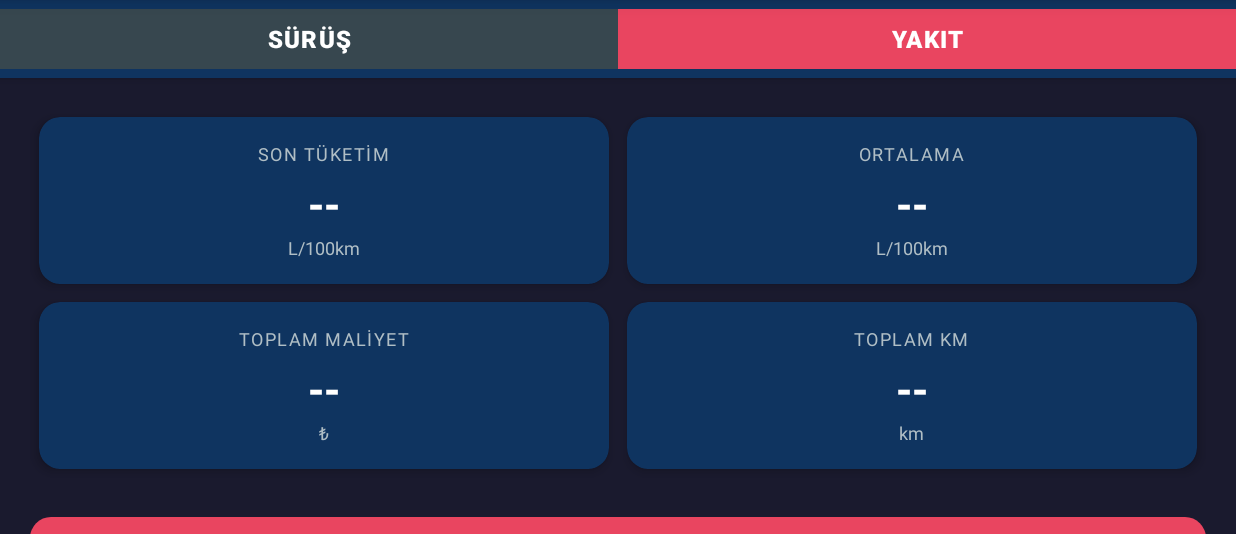
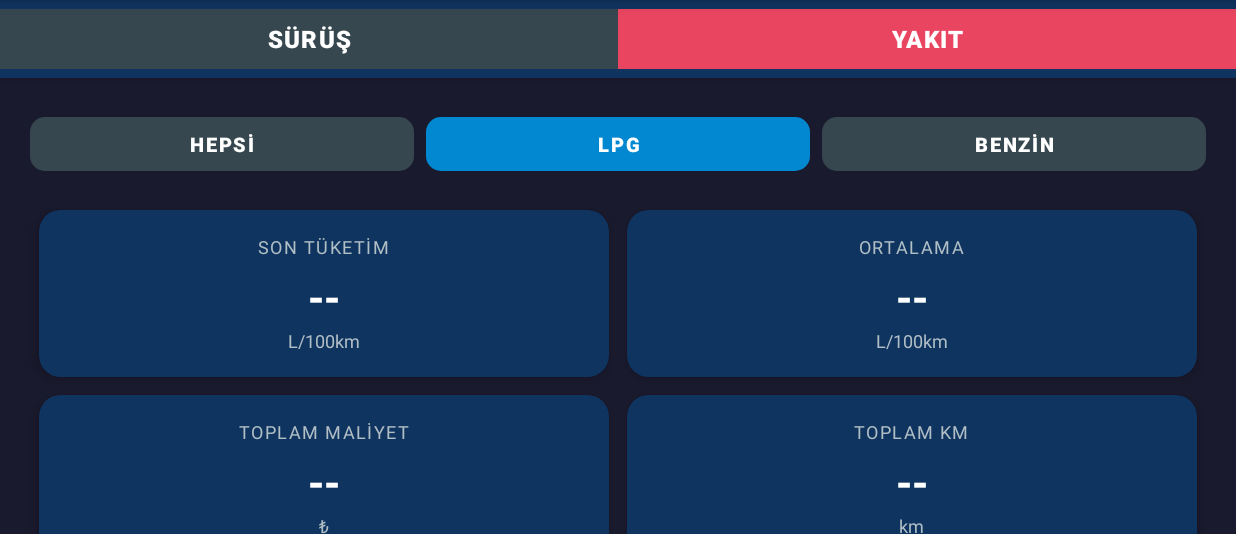
Before and after one commit to kayisyaparemin/Heart-Failure-Prediction-with-ML-, an Android app: the screen it shows after launch (MainActivity), in the options menu, after a tap on "Sürüş Simüle Et (~85sn)", on a phone screen of 824 x 412 dp (held sideways), the part 84-618 px from its top. Run offline under Robolectric (Android 15) with nearby library versions, the phone set to English and light mode, and no system bars; our stand-ins replace Room's generated code.

Commit message:
feat: YAKIT sekmesine HEPSİ/LPG/BENZİN filtre butonları eklendi
İstatistik kartları (Son Tüketim, Ortalama, Toplam Maliyet, Toplam KM)
seçili yakıt tipine göre filtrelenir. Renk: kırmızı/mavi/turuncu.

```diff
--- a/navisun-fuel-tracker/app/src/main/java/com/navisun/fueltracker/MainActivity.kt
+++ b/navisun-fuel-tracker/app/src/main/java/com/navisun/fueltracker/MainActivity.kt
@@ -34,6 +34,8 @@ class MainActivity : AppCompatActivity() {
     private val LOCATION_PERMISSION_REQUEST = 1001
 
     private var activeFuelType: String = "LPG"
+    private var statsFilter: String = "ALL"
+    private var latestStats: com.navisun.fueltracker.viewmodel.FuelStats? = null
 
     private val tripStateReceiver = object : BroadcastReceiver() {
         override fun onReceive(context: Context?, intent: Intent?) {
@@ -75,6 +77,7 @@ class MainActivity : AppCompatActivity() {
         updateActiveFuelUI()
 
         setupTabListeners()
+        setupFuelFilterButtons()
         setupNavigationListeners()
         observeViewModel()
 
@@ -181,6 +184,64 @@ class MainActivity : AppCompatActivity() {
         binding.btnTabFuel.setOnClickListener { selectTab("FUEL") }
     }
 
+    private fun setupFuelFilterButtons() {
+        binding.btnFuelFilterAll.setOnClickListener    { applyStatsFilter("ALL") }
+        binding.btnFuelFilterLpg.setOnClickListener    { applyStatsFilter("LPG") }
+        binding.btnFuelFilterBenzin.setOnClickListener { applyStatsFilter("BENZİN") }
+        updateStatsFilterUI("ALL")
+    }
+
+    private fun applyStatsFilter(filter: String) {
+        statsFilter = filter
+        updateStatsFilterUI(filter)
+        latestStats?.let { renderMainStats(it) }
+    }
+
+    private fun updateStatsFilterUI(filter: String) {
+        val allActive    = ColorStateList.valueOf(Color.parseColor("#e94560"))
+        val lpgActive    = ColorStateList.valueOf(Color.parseColor("#0288d1"))
+        val benzinActive = ColorStateList.valueOf(Color.parseColor("#f57c00"))
+        val inactive     = ColorStateList.valueOf(Color.parseColor("#37474f"))
+        binding.btnFuelFilterAll.backgroundTintList    = if (filter == "ALL")     allActive    else inactive
+        binding.btnFuelFilterLpg.backgroundTintList    = if (filter == "LPG")     lpgActive    else inactive
+        binding.btnFuelFilterBenzin.backgroundTintList = if (filter == "BENZİN")  benzinActive else inactive
+    }
+
+    private fun renderMainStats(stats: com.navisun.fueltracker.viewmodel.FuelStats) {
+        val lastConsumption: Double?
+        val avgConsumption: Double?
+        val totalCost: Double
+        val totalKm: Double
+
+        when (statsFilter) {
+            "LPG" -> {
+                val s = stats.lpgStats
+                lastConsumption = s.recentConsumptions.firstOrNull()?.second
+                avgConsumption  = s.averageConsumption
+                totalCost       = s.totalCost
+                totalKm         = s.totalKm
+            }
+            "BENZİN" -> {
+                val s = stats.benzinStats
+                lastConsumption = s.recentConsumptions.firstOrNull()?.second
+                avgConsumption  = s.averageConsumption
+                totalCost       = s.totalCost
+                totalKm         = s.totalKm
+            }
+            else -> {
+                lastConsumption = stats.lastConsumption
+                avgConsumption  = stats.averageConsumption
+                totalCost       = stats.totalCost
+                totalKm         = stats.totalKm
+            }
+        }
+
+        binding.tvLastConsumption.text = lastConsumption?.let { String.format("%.1f", it) } ?: "--"
+        binding.tvAvgConsumption.text  = avgConsumption?.let  { String.format("%.1f", it) } ?: "--"
+        binding.tvTotalCost.text       = if (totalCost > 0) String.format("%.0f", totalCost) else "--"
+        binding.tvTotalKm.text         = if (totalKm > 0)   String.format("%.0f", totalKm)  else "--"
+    }
+
     private fun setupNavigationListeners() {
         binding.btnAddFuel.setOnClickListener {
             startActivity(Intent(this, AddFuelActivity::class.java))
@@ -238,29 +299,8 @@ class MainActivity : AppCompatActivity() {
 
     private fun observeViewModel() {
         viewModel.stats.observe(this) { stats ->
-            if (stats.lastConsumption != null) {
-                binding.tvLastConsumption.text = String.format("%.1f", stats.lastConsumption)
-            } else {
-                binding.tvLastConsumption.text = "--"
-            }
-
-            if (stats.averageConsumption != null) {
-                binding.tvAvgConsumption.text = String.format("%.1f", stats.averageConsumption)
-            } else {
-                binding.tvAvgConsumption.text = "--"
-            }
-
-            if (stats.totalCost > 0) {
-                binding.tvTotalCost.text = String.format("%.0f", stats.totalCost)
-            } else {
-                binding.tvTotalCost.text = "--"
-            }
-
-            if (stats.totalKm > 0) {
-                binding.tvTotalKm.text = String.format("%.0f", stats.totalKm)
-            } else {
-                binding.tvTotalKm.text = "--"
-            }
+            latestStats = stats
+            renderMainStats(stats)
         }
     }
 
--- a/navisun-fuel-tracker/app/src/main/res/layout/activity_main.xml
+++ b/navisun-fuel-tracker/app/src/main/res/layout/activity_main.xml
@@ -202,6 +202,60 @@
                 android:layout_height="wrap_content"
                 android:orientation="vertical"
                 android:padding="20dp">
+
+                <!-- Yakıt Tipi Filtre Butonları -->
+                <LinearLayout
+                    android:layout_width="match_parent"
+                    android:layout_height="48dp"
+                    android:orientation="horizontal"
+                    android:layout_marginBottom="14dp">
+
+                    <com.google.android.material.button.MaterialButton
+                        android:id="@+id/btn_fuel_filter_all"
+                        android:layout_width="0dp"
+                        android:layout_height="match_parent"
+                        android:layout_weight="1"
+                        android:layout_marginEnd="4dp"
+                        android:text="HEPSİ"
+                        android:textSize="13sp"
+                        android:textStyle="bold"
+                        android:textColor="@color/text_primary"
+                        app:backgroundTint="@color/accent"
+                        app:cornerRadius="10dp"
+                        android:stateListAnimator="@null"
+                        style="@style/Widget.MaterialComponents.Button.UnelevatedButton" />
+
+                    <com.google.android.material.button.MaterialButton
+                        android:id="@+id/btn_fuel_filter_lpg"
+                        android:layout_width="0dp"
+                        android:layout_height="match_parent"
+                        android:layout_weight="1"
+                        android:layout_marginHorizontal="4dp"
+                        android:text="LPG"
+                        android:textSize="13sp"
+                        android:textStyle="bold"
+                        android:textColor="@color/text_primary"
+                        app:backgroundTint="@color/bg_secondary"
+                        app:cornerRadius="10dp"
+                        android:stateListAnimator="@null"
+                        style="@style/Widget.MaterialComponents.Button.UnelevatedButton" />
+
+                    <com.google.android.material.button.MaterialButton
+                        android:id="@+id/btn_fuel_filter_benzin"
+                        android:layout_width="0dp"
+                        android:layout_height="match_parent"
+                        android:layout_weight="1"
+                        android:layout_marginStart="4dp"
+                        android:text="BENZİN"
+                        android:textSize="13sp"
+                        android:textStyle="bold"
+                        android:textColor="@color/text_primary"
+                        app:backgroundTint="@color/bg_secondary"
+                        app:cornerRadius="10dp"
+                        android:stateListAnimator="@null"
+                        style="@style/Widget.MaterialComponents.Button.UnelevatedButton" />
+
+                </LinearLayout>
 
                 <!-- Stats Grid: Row 1 -->
                 <LinearLayout
```
